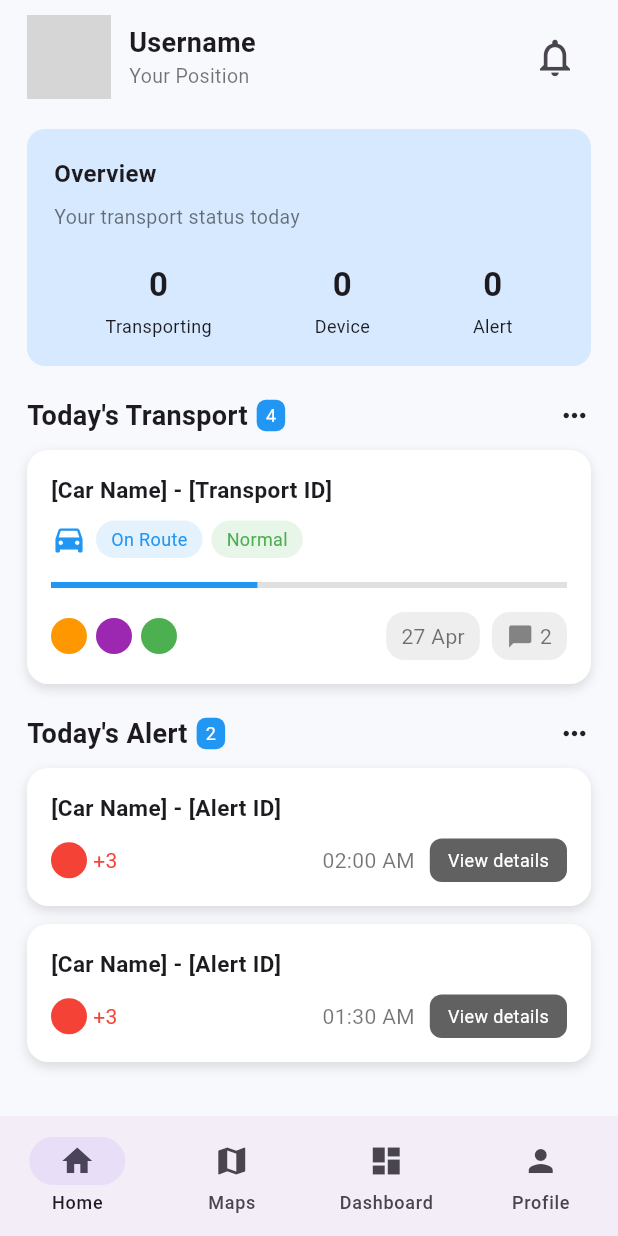
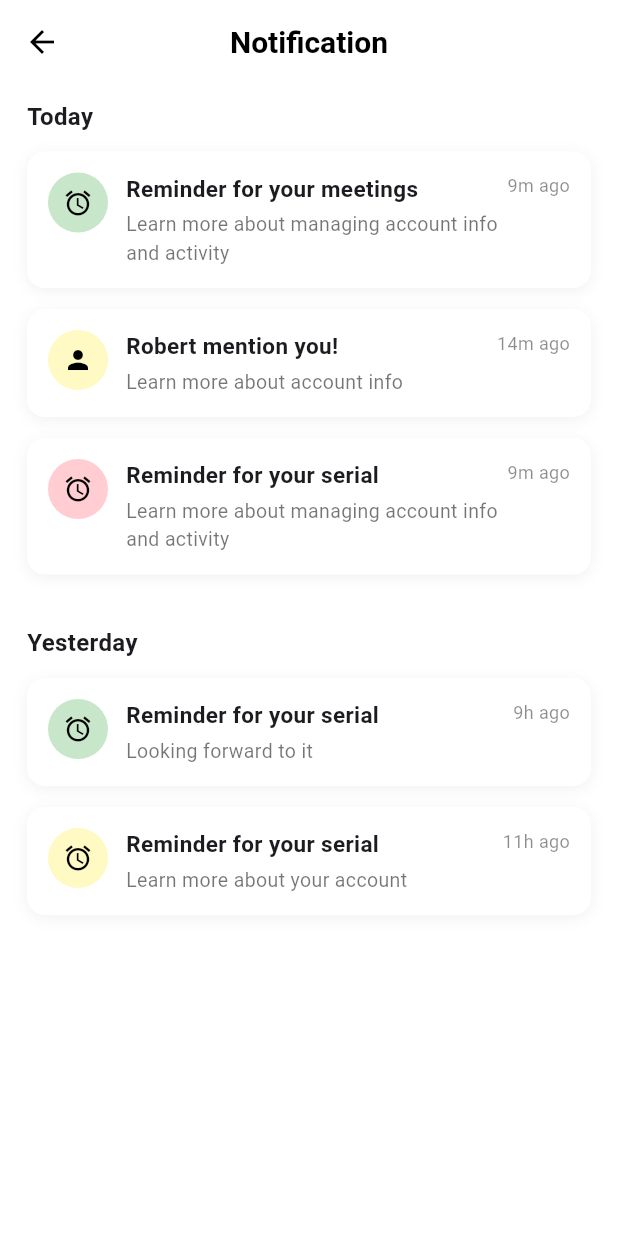
Before and after one commit to TruongNguyenHoangAnh/IoT-Transportation-Monitoring, a Flutter app: the HomeScreen screen opened directly, after a tap on the "notifications none" icon, on a phone screen of 412 x 824 dp. Run offline on Flutter 3.47's test engine with Material 3 defaults, Android fonts, the phone set to English and light mode, and no system bars; our stand-ins replace cloud_firestore, firebase_core; missing offline and left inert: mqtt_client; accounts and stored records are empty; grey boxes are pictures that could not be loaded.

Commit message:
fix and update some screen

```diff
--- /dev/null
+++ b/transporting_app/lib/screens/alert/today_alert_screen.dart
@@ -0,0 +1,52 @@
+import 'package:flutter/material.dart';
+import '../home/widgets/alert_card.dart';
+
+class TodayAlertScreen extends StatelessWidget {
+  const TodayAlertScreen({super.key});
+
+  @override
+  Widget build(BuildContext context) {
+    return Scaffold(
+      backgroundColor: Colors.white,
+
+      appBar: AppBar(
+        automaticallyImplyLeading: false,
+        backgroundColor: Colors.white,
+        elevation: 0,
+
+        leading: IconButton(
+          icon: const Icon(Icons.arrow_back, color: Colors.black),
+          onPressed: () => Navigator.pop(context),
+        ),
+
+        centerTitle: true,
+        title: const Text(
+          "Today's Alert",
+          style: TextStyle(
+            fontSize: 20,
+            fontWeight: FontWeight.w600,
+            color: Colors.black,
+          ),
+        ),
+      ),
+
+      body: Padding(
+        padding: const EdgeInsets.symmetric(horizontal: 18),
+        child: ListView(
+          children: const [
+            SizedBox(height: 10),
+            AlertCard(alertTime: "02:00 AM"),
+            SizedBox(height: 12),
+            AlertCard(alertTime: "01:30 AM"),
+            SizedBox(height: 12),
+            AlertCard(alertTime: "12:50 AM"),
+            SizedBox(height: 12),
+            AlertCard(alertTime: "11:20 PM"),
+            SizedBox(height: 12),
+            AlertCard(alertTime: "10:45 PM"),
+          ],
+        ),
+      ),
+    );
+  }
+}
--- a/transporting_app/lib/screens/home/home.dart
+++ b/transporting_app/lib/screens/home/home.dart
@@ -8,8 +8,8 @@ import 'widgets/transport_card.dart';
 import 'widgets/alert_card.dart';
 import 'widgets/home_navbar.dart';
 
-// Màn Today's Transport (để mở khi bấm vào TransportCard)
 import '../transport/today_transport_screen.dart';
+import '../alert/today_alert_screen.dart';
 
 class HomeScreen extends StatefulWidget {
   const HomeScreen({super.key});
@@ -62,7 +62,19 @@ class _HomeScreenState extends State<HomeScreen> {
               const TransportCard(),
               const SizedBox(height: 20),
 
-              SectionHeader(title: "Today's Alert", count: 2),
+              SectionHeader(
+                title: "Today's Alert",
+                count: 2,
+                onViewAll: () {
+                  Navigator.push(
+                    context,
+                    MaterialPageRoute(
+                      builder: (_) => const TodayAlertScreen(),
+                    ),
+                  );
+                },
+              ),
+
               const SizedBox(height: 10),
               const AlertCard(alertTime: "02:00 AM"),
               const SizedBox(height: 12),
--- a/transporting_app/lib/screens/home/widgets/header.dart
+++ b/transporting_app/lib/screens/home/widgets/header.dart
@@ -1,4 +1,5 @@
 import 'package:flutter/material.dart';
+import '../../notification/notification_screen.dart';
 
 class HeaderSection extends StatelessWidget {
   const HeaderSection({super.key});
@@ -26,7 +27,14 @@ class HeaderSection extends StatelessWidget {
         const Spacer(),
         IconButton(
           icon: const Icon(Icons.notifications_none, size: 30),
-          onPressed: () {},
+          onPressed: () {
+            Navigator.push(
+              context,
+              MaterialPageRoute(
+                builder: (_) => const NotificationScreen(),
+              ),
+            );
+          },
         )
       ],
     );
--- /dev/null
+++ b/transporting_app/lib/screens/notification/notification_screen.dart
@@ -0,0 +1,157 @@
+import 'package:flutter/material.dart';
+
+class NotificationScreen extends StatelessWidget {
+  const NotificationScreen({super.key});
+
+  @override
+  Widget build(BuildContext context) {
+    return Scaffold(
+      backgroundColor: Colors.white,
+
+      appBar: AppBar(
+        backgroundColor: Colors.white,
+        elevation: 0,
+        centerTitle: true,
+        leading: IconButton(
+          icon: const Icon(Icons.arrow_back, color: Colors.black),
+          onPressed: () => Navigator.pop(context),
+        ),
+        title: const Text(
+          "Notification",
+          style: TextStyle(
+            fontSize: 20,
+            fontWeight: FontWeight.w600,
+            color: Colors.black,
+          ),
+        ),
+      ),
+
+      body: ListView(
+        padding: const EdgeInsets.symmetric(horizontal: 18),
+        children: [
+          const SizedBox(height: 10),
+
+          const Text(
+            "Today",
+            style: TextStyle(fontSize: 16, fontWeight: FontWeight.w600),
+          ),
+          const SizedBox(height: 12),
+
+          _notificationTile(
+            icon: Icons.alarm,
+            color: Colors.green.shade100,
+            title: "Reminder for your meetings",
+            subtitle: "Learn more about managing account info and activity",
+            time: "9m ago",
+          ),
+
+          _notificationTile(
+            icon: Icons.person,
+            color: Colors.yellow.shade100,
+            title: "Robert mention you!",
+            subtitle: "Learn more about account info",
+            time: "14m ago",
+          ),
+
+          _notificationTile(
+            icon: Icons.alarm,
+            color: Colors.red.shade100,
+            title: "Reminder for your serial",
+            subtitle: "Learn more about managing account info and activity",
+            time: "9m ago",
+          ),
+
+          const SizedBox(height: 20),
+          const Text(
+            "Yesterday",
+            style: TextStyle(fontSize: 16, fontWeight: FontWeight.w600),
+          ),
+          const SizedBox(height: 12),
+
+          _notificationTile(
+            icon: Icons.alarm,
+            color: Colors.green.shade100,
+            title: "Reminder for your serial",
+            subtitle: "Looking forward to it",
+            time: "9h ago",
+          ),
+
+          _notificationTile(
+            icon: Icons.alarm,
+            color: Colors.yellow.shade100,
+            title: "Reminder for your serial",
+            subtitle: "Learn more about your account",
+            time: "11h ago",
+          ),
+          const SizedBox(height: 20),
+        ],
+      ),
+    );
+  }
+
+  Widget _notificationTile({
+    required IconData icon,
+    required Color color,
+    required String title,
+    required String subtitle,
+    required String time,
+  }) {
+    return Container(
+      margin: const EdgeInsets.only(bottom: 14),
+      padding: const EdgeInsets.all(14),
+      decoration: BoxDecoration(
+        color: Colors.white,
+        borderRadius: BorderRadius.circular(12),
+        boxShadow: [
+          BoxShadow(
+            blurRadius: 8,
+            offset: const Offset(0, 2),
+            color: Colors.grey.withOpacity(0.15),
+          )
+        ],
+      ),
+      child: Row(
+        crossAxisAlignment: CrossAxisAlignment.start,
+        children: [
+          Container(
+            padding: const EdgeInsets.all(10),
+            decoration:
+                BoxDecoration(color: color, shape: BoxShape.circle),
+            child: Icon(icon, size: 20, color: Colors.black),
+          ),
+
+          const SizedBox(width: 12),
+
+          Expanded(
+            child: Column(
+              crossAxisAlignment: CrossAxisAlignment.start,
+              children: [
+                Text(title,
+                    style: const TextStyle(
+                      fontSize: 15,
+                      fontWeight: FontWeight.w600,
+                    )),
+                const SizedBox(height: 4),
+                Text(
+                  subtitle,
+                  style: const TextStyle(
+                    fontSize: 13,
+                    color: Colors.black54,
+                  ),
+                ),
+              ],
+            ),
+          ),
+
+          Text(
+            time,
+            style: const TextStyle(
+              fontSize: 12,
+              color: Colors.black45,
+            ),
+          ),
+        ],
+      ),
+    );
+  }
+}
```
